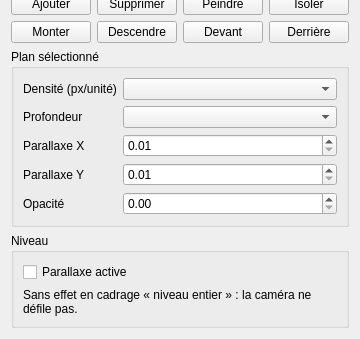
azertval/ProjectGaming, file Source/Elements/UI/PlanesPanel.ui: the form before one commit; both pictures show x 0 to 360 and y 216 to 555 of the 360 by 555 pixel window.
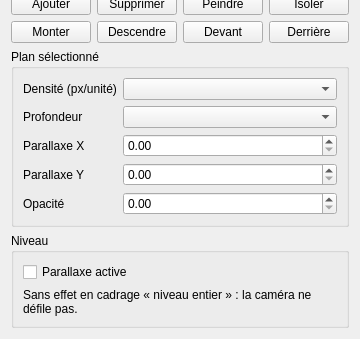
The form after the commit.

The edit to the form file:
```diff
--- a/Source/Elements/UI/PlanesPanel.ui
+++ b/Source/Elements/UI/PlanesPanel.ui
@@ -101,7 +101,7 @@
       </item>
       <item row="2" column="1">
        <widget class="QDoubleSpinBox" name="parallaxXSpin">
-        <property name="minimum"><double>0.010000000000000</double></property>
+        <property name="minimum"><double>0.000000000000000</double></property>
         <property name="maximum"><double>4.000000000000000</double></property>
         <property name="singleStep"><double>0.050000000000000</double></property>
         <property name="decimals"><number>2</number></property>
@@ -114,7 +114,7 @@
       </item>
       <item row="3" column="1">
        <widget class="QDoubleSpinBox" name="parallaxYSpin">
-        <property name="minimum"><double>0.010000000000000</double></property>
+        <property name="minimum"><double>0.000000000000000</double></property>
         <property name="maximum"><double>4.000000000000000</double></property>
         <property name="singleStep"><double>0.050000000000000</double></property>
         <property name="decimals"><number>2</number></property>
```
